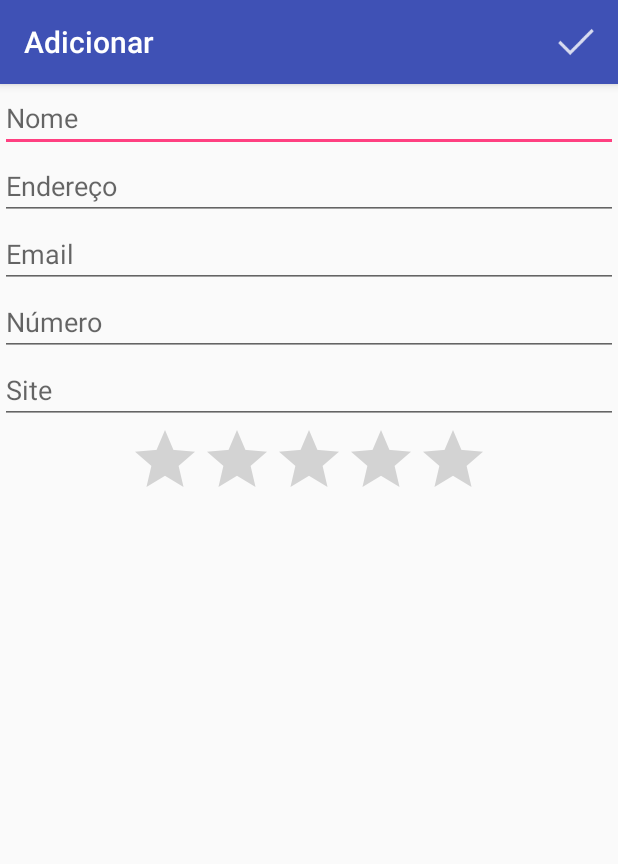
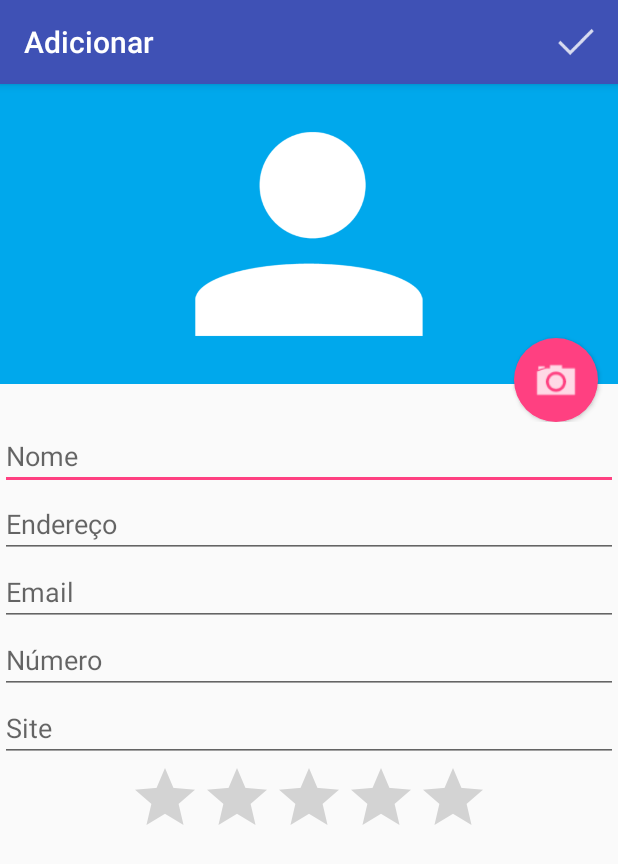
Before and after one commit to MinnusV/Agenda, an Android app: the StudentsInsertActivity screen opened directly, with no data from a screen before it, on a phone screen of 412 x 824 dp. Shown: the top 864 px of the screen. Run offline under Robolectric (Android 15) with nearby library versions, the phone set to English and light mode, and no system bars.

Commit message:
Message Commit.

```diff
--- a/Agenda/app/src/main/java/br/com/costa/agenda/StudentsListActivity.java
+++ b/Agenda/app/src/main/java/br/com/costa/agenda/StudentsListActivity.java
@@ -7,6 +7,7 @@ import android.net.Uri;
 import android.os.Bundle;
 import android.os.Parcelable;
 import android.provider.Browser;
+import android.support.annotation.NonNull;
 import android.support.design.widget.FloatingActionButton;
 import android.support.design.widget.Snackbar;
 import android.support.v4.app.ActivityCompat;
@@ -32,6 +33,7 @@ import br.com.costa.agenda.model.Student;
 public class StudentsListActivity extends AppCompatActivity {
 
     ListView studentListView;
+    Student student;
 
     @Override
     protected void onResume() {
@@ -72,9 +74,9 @@ public class StudentsListActivity extends AppCompatActivity {
     @Override
     public void onCreateContextMenu(ContextMenu menu, View v, final ContextMenu.ContextMenuInfo menuInfo) {
         AdapterView.AdapterContextMenuInfo adapterMenuInfo = (AdapterView.AdapterContextMenuInfo) menuInfo;
-        final Student student = (Student) studentListView.getItemAtPosition(adapterMenuInfo.position);
+        student = (Student) studentListView.getItemAtPosition(adapterMenuInfo.position);
+        final StudentDAO studentDAO = new StudentDAO(StudentsListActivity.this);
 
-        final StudentDAO studentDAO = new StudentDAO(StudentsListActivity.this);
 
         MenuItem deleteMenuItem = menu.add("Delete");
         MenuItem visitarSiteMenuItem = menu.add("Visitar site");
@@ -97,19 +99,26 @@ public class StudentsListActivity extends AppCompatActivity {
         ligacaoMenuItem.setOnMenuItemClickListener(new MenuItem.OnMenuItemClickListener(){
             @Override
             public boolean onMenuItemClick(MenuItem item) {
-                if(ActivityCompat.checkSelfPermission(StudentsListActivity.this, Manifest.permission.CALL_PHONE)
-                        != PackageManager.PERMISSION_GRANTED){
-
-                    ActivityCompat.requestPermissions(StudentsListActivity.this, new String[]{Manifest.permission.CALL_PHONE}, 123);
-                }else{
-                    Intent ligacaoTelefonica = new Intent(Intent.ACTION_CALL);
-                    ligacaoTelefonica.setData(Uri.parse("tel:" + student.getNumber()));
-                    startActivity(ligacaoTelefonica);
-                }
+                ActivityCompat.requestPermissions(StudentsListActivity.this, new String[]{Manifest.permission.CALL_PHONE}, 123);
 
                 return false;
             }
         });
+    }
+
+    @Override
+    public void onRequestPermissionsResult(int requestCode, @NonNull String[] permissions, @NonNull int[] grantResults) {
+        super.onRequestPermissionsResult(requestCode, permissions, grantResults);
+
+        if(requestCode == 123){
+            if(ActivityCompat.checkSelfPermission(StudentsListActivity.this, Manifest.permission.CALL_PHONE)
+                    == PackageManager.PERMISSION_GRANTED){
+
+                Intent ligacaoTelefonica = new Intent(Intent.ACTION_CALL);
+                ligacaoTelefonica.setData(Uri.parse("tel:" + student.getNumber()));
+                startActivity(ligacaoTelefonica);
+            }
+        }
     }
 
     private void buildRemove(final Student student, final StudentDAO studentDAO, MenuItem deleteMenuItem) {
--- /dev/null
+++ b/Agenda/app/src/main/res/drawable/this_background_button_camera.xml
@@ -0,0 +1,14 @@
+<?xml version="1.0" encoding="utf-8"?>
+<layer-list xmlns:android="http://schemas.android.com/apk/res/android">
+    <item>
+        <shape android:shape="oval">
+            <solid android:color="@color/colorAccent"/>
+            <padding
+                android:top="10dp"
+                android:bottom="10dp"
+                android:left="10dp"
+                android:right="10dp"/>
+        </shape>
+    </item>
+    <item android:drawable="@drawable/ic_camera"/>
+</layer-list>
--- a/Agenda/app/src/main/res/layout/content_students_insert.xml
+++ b/Agenda/app/src/main/res/layout/content_students_insert.xml
@@ -1,11 +1,11 @@
 <?xml version="1.0" encoding="utf-8"?>
-<ScrollView
-    xmlns:android="http://schemas.android.com/apk/res/android"
+<ScrollView xmlns:android="http://schemas.android.com/apk/res/android"
     android:layout_width="fill_parent"
     android:layout_height="fill_parent">
 
-        <LinearLayout
-        xmlns:android="http://schemas.android.com/apk/res/android"
+
+
+    <LinearLayout xmlns:android="http://schemas.android.com/apk/res/android"
         xmlns:app="http://schemas.android.com/apk/res-auto"
         xmlns:tools="http://schemas.android.com/tools"
         android:layout_width="match_parent"
@@ -15,43 +15,64 @@
         tools:context="br.com.costa.agenda.StudentsInsertActivity"
         tools:showIn="@layout/activity_students_insert">
 
+        <RelativeLayout
+            android:layout_width="match_parent"
+            android:layout_height="wrap_content">
+
+            <ImageView
+                android:layout_width="match_parent"
+                android:layout_height="200dp"
+                android:layout_marginBottom="25dp"
+                android:background="#00A8EC"
+                android:src="@drawable/person" />
+
+            <Button
+                android:layout_width="56dp"
+                android:layout_height="56dp"
+                android:background="@drawable/this_background_button_camera"
+                android:layout_alignParentBottom="true"
+                android:layout_alignParentEnd="true"
+                android:layout_marginEnd="13dp" />
+
+        </RelativeLayout>
+
         <EditText
             android:id="@+id/studentsInsert_editTextName"
-            android:hint="Nome"
             android:layout_width="match_parent"
-            android:layout_height="wrap_content" />
+            android:layout_height="wrap_content"
+            android:hint="Nome" />
 
         <EditText
             android:id="@+id/studentsInsert_editTextAddres"
-            android:hint="Endereço"
             android:layout_width="match_parent"
-            android:layout_height="wrap_content" />
+            android:layout_height="wrap_content"
+            android:hint="Endereço" />
 
         <EditText
             android:id="@+id/studentsInsert_editTextEmail"
-            android:hint="Email"
             android:layout_width="match_parent"
-            android:layout_height="wrap_content" />
+            android:layout_height="wrap_content"
+            android:hint="Email" />
 
-            <EditText
-                android:id="@+id/studentsInsert_editTextNumber"
-                android:hint="Número"
-                android:layout_width="match_parent"
-                android:layout_height="wrap_content" />
+        <EditText
+            android:id="@+id/studentsInsert_editTextNumber"
+            android:layout_width="match_parent"
+            android:layout_height="wrap_content"
+            android:hint="Número" />
 
 
         <EditText
             android:id="@+id/studentsInsert_editTextSite"
-            android:hint="Site"
             android:layout_width="match_parent"
-            android:layout_height="wrap_content" />
+            android:layout_height="wrap_content"
+            android:hint="Site" />
 
         <RatingBar
             android:id="@+id/studentInsert_ratingBarNote"
             android:layout_width="wrap_content"
             android:layout_height="wrap_content"
-            android:numStars="5"
-            android:layout_gravity="center" />
+            android:layout_gravity="center"
+            android:numStars="5" />
 
     </LinearLayout>
 
```
